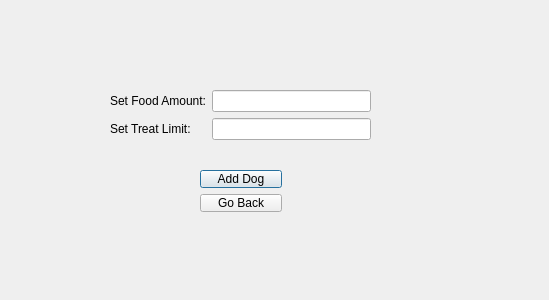
Above: QTCreator/ppdog.ui from iviej1998/Smart-Pet-Dashboard before the change. Below: the same form after it.
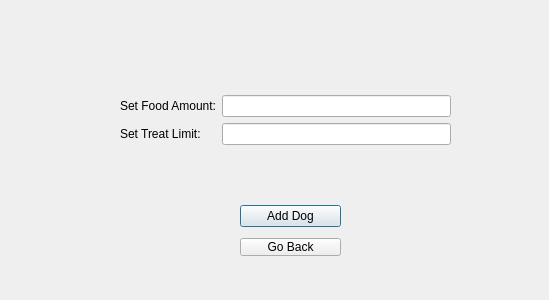
That is the form after the change.

```diff
--- a/QTCreator/ppdog.ui
+++ b/QTCreator/ppdog.ui
@@ -16,15 +16,27 @@
   <widget class="QWidget" name="formLayoutWidget">
    <property name="geometry">
     <rect>
-     <x>110</x>
-     <y>70</y>
-     <width>261</width>
-     <height>91</height>
+     <x>120</x>
+     <y>60</y>
+     <width>331</width>
+     <height>121</height>
     </rect>
    </property>
    <layout class="QFormLayout" name="formLayout">
     <item row="0" column="0" colspan="2">
-     <widget class="QLabel" name="label">
+     <widget class="QLabel" name="lblStatus">
+      <property name="minimumSize">
+       <size>
+        <width>0</width>
+        <height>30</height>
+       </size>
+      </property>
+      <property name="maximumSize">
+       <size>
+        <width>16777215</width>
+        <height>500</height>
+       </size>
+      </property>
       <property name="font">
        <font>
         <bold>true</bold>
@@ -48,7 +60,7 @@
      </widget>
     </item>
     <item row="1" column="0">
-     <widget class="QLabel" name="label_2">
+     <widget class="QLabel" name="lblFoodAmount">
       <property name="text">
        <string>Set Food Amount:</string>
       </property>
@@ -58,7 +70,7 @@
      <widget class="QLineEdit" name="editFoodAmount"/>
     </item>
     <item row="2" column="0">
-     <widget class="QLabel" name="label_3">
+     <widget class="QLabel" name="lblTreatLimit">
       <property name="text">
        <string>Set Treat Limit:</string>
       </property>
@@ -67,15 +79,51 @@
     <item row="2" column="1">
      <widget class="QLineEdit" name="editTreatLimit"/>
     </item>
+    <item row="3" column="0" colspan="2">
+     <widget class="QLabel" name="lblStatus_2">
+      <property name="minimumSize">
+       <size>
+        <width>0</width>
+        <height>30</height>
+       </size>
+      </property>
+      <property name="maximumSize">
+       <size>
+        <width>16777215</width>
+        <height>500</height>
+       </size>
+      </property>
+      <property name="font">
+       <font>
+        <bold>true</bold>
+       </font>
+      </property>
+      <property name="autoFillBackground">
+       <bool>true</bool>
+      </property>
+      <property name="frameShape">
+       <enum>QFrame::Shape::NoFrame</enum>
+      </property>
+      <property name="text">
+       <string/>
+      </property>
+      <property name="textFormat">
+       <enum>Qt::TextFormat::AutoText</enum>
+      </property>
+      <property name="alignment">
+       <set>Qt::AlignmentFlag::AlignCenter</set>
+      </property>
+     </widget>
+    </item>
    </layout>
   </widget>
-  <widget class="QWidget" name="">
+  <widget class="QWidget" name="layoutWidget">
    <property name="geometry">
     <rect>
-     <x>200</x>
-     <y>170</y>
-     <width>82</width>
-     <height>42</height>
+     <x>240</x>
+     <y>200</y>
+     <width>101</width>
+     <height>61</height>
     </rect>
    </property>
    <layout class="QVBoxLayout" name="verticalLayout">
```
